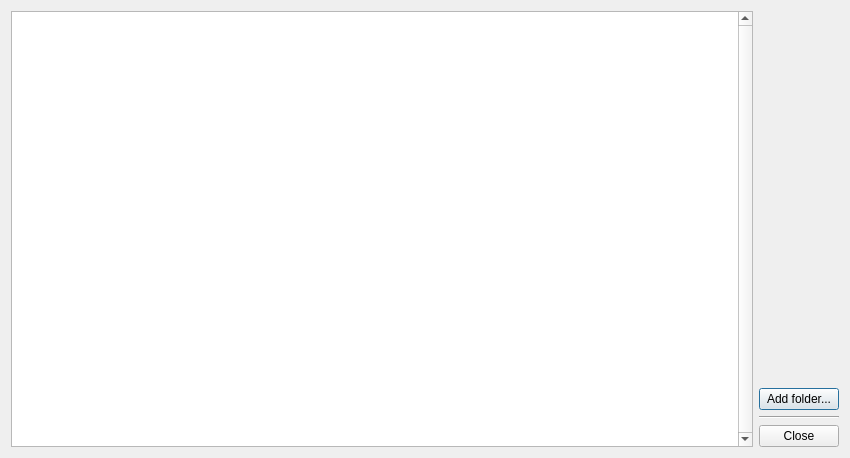
This is DlgSongs.ui in madmaxoft/SkauTan as Qt 5 draws it before an edit. The edited form follows.
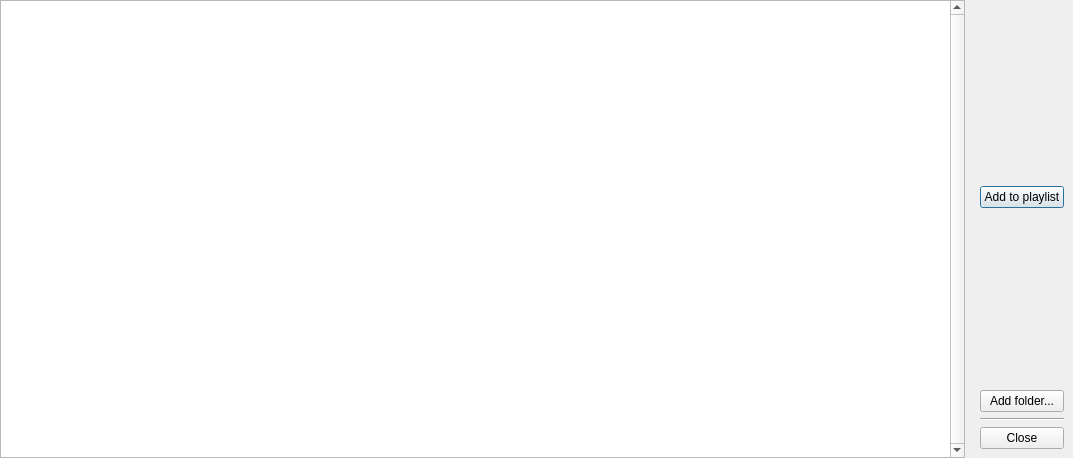
This is the edited form.

Commit message: Implemented basic song-adding to playlist.

The edit to the form file:
```diff
--- a/DlgSongs.ui
+++ b/DlgSongs.ui
@@ -9,7 +9,7 @@
    <rect>
     <x>0</x>
     <y>0</y>
-    <width>850</width>
+    <width>1073</width>
     <height>458</height>
    </rect>
   </property>
@@ -17,11 +17,29 @@
    <string>Songs - SkauTan</string>
   </property>
   <layout class="QHBoxLayout" name="horizontalLayout">
+   <property name="leftMargin">
+    <number>0</number>
+   </property>
+   <property name="topMargin">
+    <number>0</number>
+   </property>
+   <property name="rightMargin">
+    <number>0</number>
+   </property>
+   <property name="bottomMargin">
+    <number>0</number>
+   </property>
    <item>
     <widget class="QTableView" name="tblSongs">
      <property name="verticalScrollBarPolicy">
       <enum>Qt::ScrollBarAlwaysOn</enum>
      </property>
+     <property name="selectionBehavior">
+      <enum>QAbstractItemView::SelectRows</enum>
+     </property>
+     <property name="textElideMode">
+      <enum>Qt::ElideMiddle</enum>
+     </property>
      <property name="horizontalScrollMode">
       <enum>QAbstractItemView::ScrollPerPixel</enum>
      </property>
@@ -43,10 +61,28 @@
      <attribute name="verticalHeaderVisible">
       <bool>false</bool>
      </attribute>
+     <attribute name="verticalHeaderDefaultSectionSize">
+      <number>21</number>
+     </attribute>
+     <attribute name="verticalHeaderMinimumSectionSize">
+      <number>10</number>
+     </attribute>
     </widget>
    </item>
    <item>
     <layout class="QVBoxLayout" name="verticalLayout">
+     <property name="leftMargin">
+      <number>9</number>
+     </property>
+     <property name="topMargin">
+      <number>9</number>
+     </property>
+     <property name="rightMargin">
+      <number>9</number>
+     </property>
+     <property name="bottomMargin">
+      <number>9</number>
+     </property>
      <item>
       <spacer name="verticalSpacer">
        <property name="orientation">
@@ -60,6 +96,26 @@
        </property>
       </spacer>
      </item>
+     <item>
+      <widget class="QPushButton" name="btnAddToPlaylist">
+       <property name="text">
+        <string>Add to playlist</string>
+       </property>
+      </widget>
+     </item>
+     <item>
+      <spacer name="verticalSpacer_2">
+       <property name="orientation">
+        <enum>Qt::Vertical</enum>
+       </property>
+       <property name="sizeHint" stdset="0">
+        <size>
+         <width>20</width>
+         <height>40</height>
+        </size>
+       </property>
+      </spacer>
+     </item>
      <item>
       <widget class="QPushButton" name="btnAddFolder">
        <property name="text">
```
The commit also changes 16 other files.
